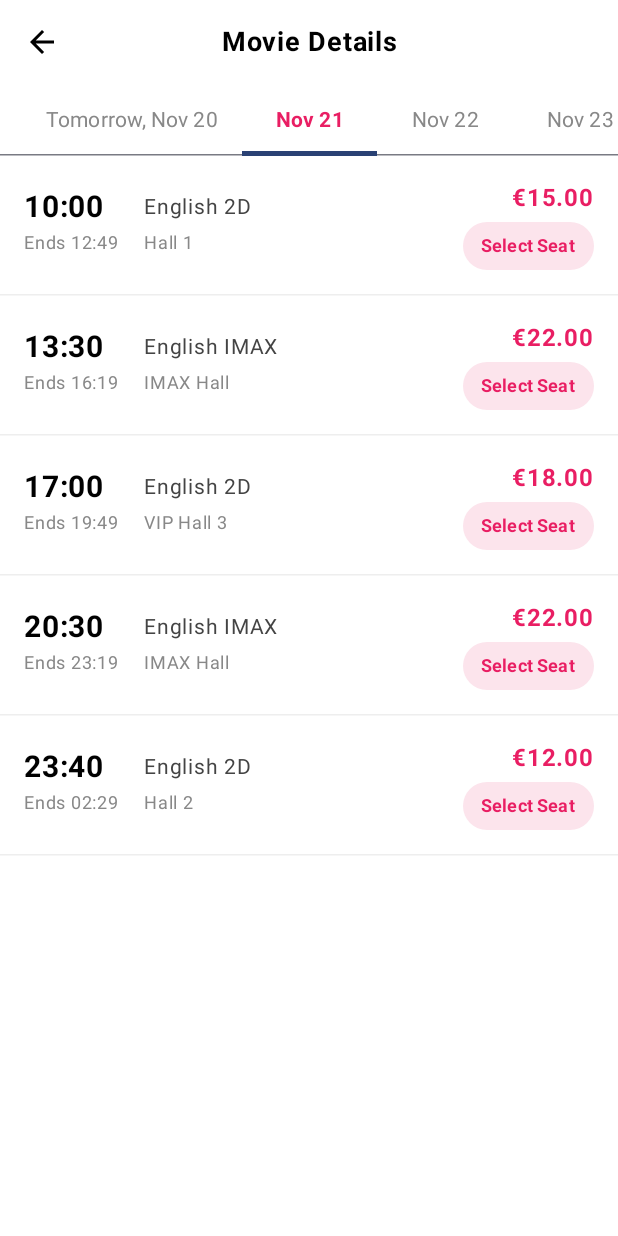
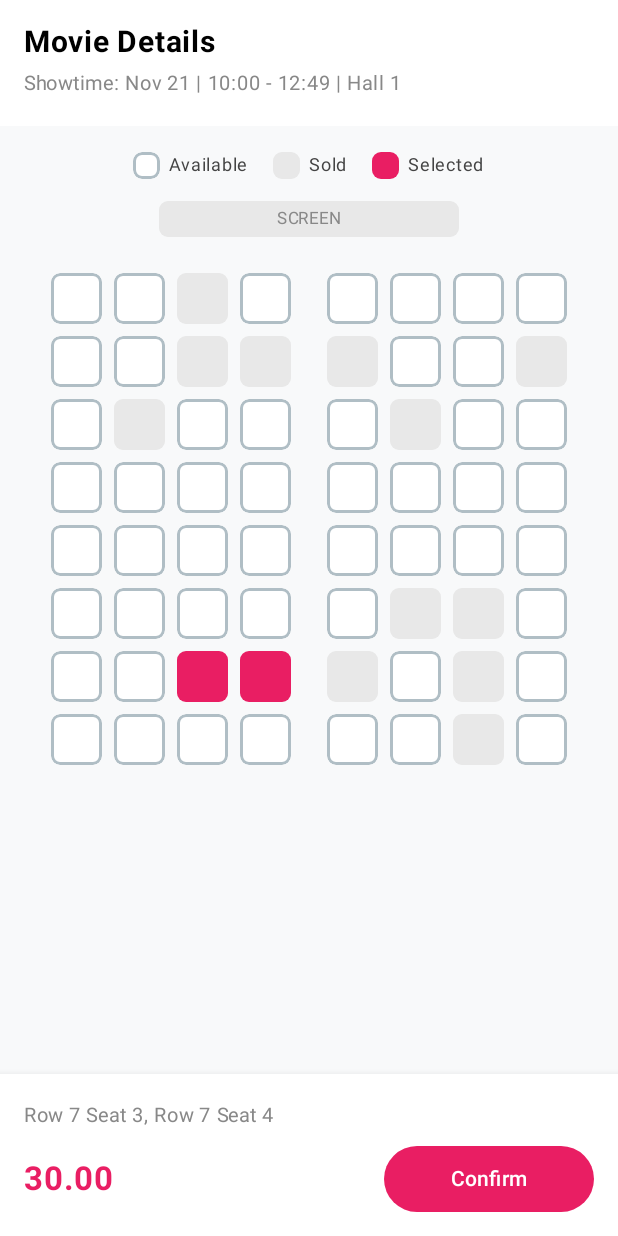
Before and after one commit to DerrickLongkai/CineMaster-Android, an Android app built with Jetpack Compose: the ShowTimeActivity screen opened directly, with no data from a screen before it, after a tap on "Select Seat", on a phone screen of 412 x 824 dp. Run offline under Robolectric (Android 15) with nearby library versions, the phone set to English and light mode, and no system bars.

Commit message:
developed seat selection activity template

```diff
--- a/app/build.gradle.kts
+++ b/app/build.gradle.kts
@@ -55,6 +55,7 @@ dependencies {
     implementation(libs.androidx.compose.ui.tooling.preview)
     implementation(libs.androidx.compose.material3)
     implementation(libs.play.services.location)
+    implementation(libs.androidx.material3)
 
 
     testImplementation(libs.junit)
--- /dev/null
+++ b/app/src/main/java/com/longkai/cinemaster/SeatSelectionActivity.kt
@@ -0,0 +1,239 @@
+package com.longkai.cinemaster
+
+import android.os.Bundle
+import androidx.activity.ComponentActivity
+import androidx.activity.compose.setContent
+import androidx.activity.enableEdgeToEdge
+import androidx.compose.foundation.background
+import androidx.compose.foundation.border
+import androidx.compose.foundation.layout.Arrangement
+import androidx.compose.foundation.layout.Box
+import androidx.compose.foundation.layout.Column
+import androidx.compose.foundation.layout.Row
+import androidx.compose.foundation.layout.Spacer
+import androidx.compose.foundation.layout.fillMaxSize
+import androidx.compose.foundation.layout.fillMaxWidth
+import androidx.compose.foundation.layout.height
+import androidx.compose.foundation.layout.padding
+import androidx.compose.foundation.layout.size
+import androidx.compose.foundation.layout.width
+import androidx.compose.foundation.rememberScrollState
+import androidx.compose.foundation.shape.RoundedCornerShape
+import androidx.compose.foundation.verticalScroll
+import androidx.compose.material3.Button
+import androidx.compose.material3.ButtonDefaults
+import androidx.compose.material3.MaterialTheme
+import androidx.compose.material3.Scaffold
+import androidx.compose.material3.Surface
+import androidx.compose.material3.Text
+import androidx.compose.runtime.Composable
+import androidx.compose.ui.Alignment
+import androidx.compose.ui.Modifier
+import androidx.compose.ui.draw.clip
+import androidx.compose.ui.graphics.Color
+import androidx.compose.ui.text.font.FontWeight
+import androidx.compose.ui.tooling.preview.Preview
+import androidx.compose.ui.unit.dp
+import androidx.compose.ui.unit.sp
+import com.longkai.cinemaster.ui.theme.CineMasterTheme
+
+class SeatSelectionActivity : ComponentActivity() {
+    override fun onCreate(savedInstanceState: Bundle?) {
+        super.onCreate(savedInstanceState)
+
+        // get movie data from showtimeActivity
+        val movieTitle = intent.getStringExtra("MOVIE_TITLE") ?: ""
+        val showDate = intent.getStringExtra("SHOW_DATE") ?: ""
+        val showtime = intent.getStringExtra("SHOW_TIME") ?: ""
+        val ticketPrice = intent.getDoubleExtra("TICKET_PRICE", 0.0)
+        val hallName = intent.getStringExtra("HALL_NAME") ?: ""
+        setContent {
+            CineMasterTheme {
+
+                SeatSelection(
+                    movieTitle = movieTitle,
+                    showtime =  "Showtime: $showDate | ${showtime} | ${hallName}",
+                    ticketPrice = ticketPrice
+                )
+            }
+        }
+    }
+}
+
+// seat status enum: available, sold, selected
+enum class SeatStatus{AVAILABLE, SOLD, SELECTED}
+
+// seat selection display function
+@Composable
+fun SeatSelection(
+    movieTitle: String,
+    showtime: String,
+    ticketPrice: Double
+){
+
+    val pinkColor = Color(0xFFE91E63)
+    val bgColor = Color(0xFFF8F9FA)
+    // temporary seat place holder
+    val soldSeats = setOf("1-3", "2-3", "2-4", "2-5", "2-8", "3-2", "3-6", "6-6", "6-7", "7-5", "7-7", "8-7")
+    val selectedSeats = setOf("7-3", "7-4")
+
+    Column(
+        modifier = Modifier
+            .fillMaxSize()
+            .background(bgColor)
+    ) {
+
+        // 1: Top movie information
+        Column(
+            modifier = Modifier
+                .fillMaxWidth()
+                .background(Color.White)
+                .padding(16.dp)
+        ) {
+            Text(
+                text = movieTitle,
+                fontSize = 20.sp,
+                fontWeight = FontWeight.Bold,
+                color = Color.Black
+            )
+            Spacer(modifier = Modifier.height(4.dp))
+            Text(
+                text = showtime,
+                fontSize = 13.sp,
+                color = Color.Gray
+            )
+        }
+
+        // 2. Status instruction(Available / Sold / Selected)
+        Row(
+            modifier = Modifier
+                .fillMaxWidth()
+                .padding(top = 14.dp),
+            horizontalArrangement = Arrangement.Center,
+            verticalAlignment = Alignment.CenterVertically
+        ) {
+            LegendItem(status = SeatStatus.AVAILABLE, label = "Available")
+            Spacer(modifier = Modifier.width(16.dp))
+            LegendItem(status = SeatStatus.SOLD, label = "Sold")
+            Spacer(modifier = Modifier.width(16.dp))
+            LegendItem(status = SeatStatus.SELECTED, label = "Selected")
+        }
+
+
+        // 3. screen bar
+        Box(
+            modifier = Modifier
+                .padding(top = 12.dp, bottom = 20.dp)
+                .width(200.dp)
+                .height(24.dp)
+                .align(Alignment.CenterHorizontally)
+                .clip(RoundedCornerShape(6.dp))
+                .background(Color(0xFFE8E8E8)),
+            contentAlignment = Alignment.Center
+        ) {
+            Text(text = "SCREEN", fontSize = 11.sp, color = Color.Gray)
+        }
+
+        // 4. 8x8 seat area
+        Column(
+            modifier = Modifier
+                .weight(1f)
+                .fillMaxWidth()
+                .verticalScroll(rememberScrollState()),
+            horizontalAlignment = Alignment.CenterHorizontally
+        ) {
+            for (row in 1..8) {
+                Row(
+                    modifier = Modifier.padding(vertical = 4.dp),
+                    horizontalArrangement = Arrangement.Center
+                ) {
+                    for (col in 1..8) {
+                        // 第 4 列和第 5 列之间加过道
+                        if (col == 5) {
+                            Spacer(modifier = Modifier.width(24.dp))
+                        }
+
+                        val key = "$row-$col"
+                        val status = when {
+                            soldSeats.contains(key) -> SeatStatus.SOLD
+                            selectedSeats.contains(key) -> SeatStatus.SELECTED
+                            else -> SeatStatus.AVAILABLE
+                        }
+
+                        SeatBox(status = status)
+                        if (col != 4 && col != 8) {
+                            Spacer(modifier = Modifier.width(8.dp))
+                        }
+                    }
+                }
+            }
+        }
+
+        // 5. bottom information
+        Surface(
+            modifier = Modifier.fillMaxWidth(),
+            color = Color.White,
+            shadowElevation = 8.dp
+        ) {
+            Column(modifier = Modifier.padding(16.dp)) {
+                Text(
+                    text = "Row 7 Seat 3, Row 7 Seat 4",
+                    fontSize = 13.sp,
+                    color = Color.Gray
+                )
+                Spacer(modifier = Modifier.height(8.dp))
+                Row(
+                    modifier = Modifier.fillMaxWidth(),
+                    verticalAlignment = Alignment.CenterVertically,
+                    horizontalArrangement = Arrangement.SpaceBetween
+                ) {
+                    Text(
+                        text = "30.00",
+                        fontSize = 22.sp,
+                        fontWeight = FontWeight.Bold,
+                        color = pinkColor
+                    )
+                    Button(
+                        onClick = { /*  */ },
+                        colors = ButtonDefaults.buttonColors(containerColor = pinkColor),
+                        shape = RoundedCornerShape(24.dp),
+                        modifier = Modifier
+                            .width(140.dp)
+                            .height(44.dp)
+                    ) {
+                        Text(text = "Confirm", color = Color.White)
+                    }
+                }
+            }
+        }
+    }
+}
+
+@Composable
+fun LegendItem(status: SeatStatus, label: String) {
+    Row(verticalAlignment = Alignment.CenterVertically) {
+        SeatBox(status = status, sizeDp = 18)
+        Spacer(modifier = Modifier.width(6.dp))
+        Text(text = label, fontSize = 12.sp, color = Color.DarkGray)
+    }
+}
+@Composable
+fun SeatBox(status: SeatStatus, sizeDp: Int = 34) {
+    val shape = RoundedCornerShape(6.dp)
+    val modifier = when (status) {
+        SeatStatus.AVAILABLE -> Modifier
+            .size(sizeDp.dp)
+            .clip(shape)
+            .background(Color.White)
+            .border(1.5.dp, Color(0xFFB0BEC5), shape)
+        SeatStatus.SOLD -> Modifier
+            .size(sizeDp.dp)
+            .clip(shape)
+            .background(Color(0xFFE8E8E8))
+        SeatStatus.SELECTED -> Modifier
+            .size(sizeDp.dp)
+            .clip(shape)
+            .background(Color(0xFFE91E63))
+    }
+    Box(modifier = modifier)
+}
--- a/app/src/main/java/com/longkai/cinemaster/ShowTimeActivity.kt
+++ b/app/src/main/java/com/longkai/cinemaster/ShowTimeActivity.kt
@@ -1,5 +1,6 @@
 package com.longkai.cinemaster
 
+import android.content.Intent
 import android.os.Bundle
 import androidx.activity.ComponentActivity
 import androidx.activity.compose.LocalActivity
@@ -35,6 +36,7 @@ import androidx.compose.runtime.setValue
 import androidx.compose.ui.Alignment
 import androidx.compose.ui.Modifier
 import androidx.compose.ui.graphics.Color
+import androidx.compose.ui.platform.LocalContext
 import androidx.compose.ui.text.font.FontWeight
 import androidx.compose.ui.text.style.TextAlign
 import androidx.compose.ui.unit.dp
@@ -43,7 +45,6 @@ import com.longkai.cinemaster.ui.theme.CineMasterTheme
 import java.text.SimpleDateFormat
 import java.util.Calendar
 import java.util.Locale
-
 
 class ShowTimeActivity : ComponentActivity() {
     override fun onCreate(savedInstanceState: Bundle?) {
@@ -58,6 +59,7 @@ class ShowTimeActivity : ComponentActivity() {
         }
     }
 }
+
 // object-oriented structure for showtime
 data class Showtime(
     val time: String,
@@ -69,59 +71,9 @@ data class Showtime(
 
 // show time screen
 @Composable
-fun ShowtimeScreen(movieTitle: String){
-    Column(
-        modifier = Modifier
-            .fillMaxSize()
-            .background(Color.White)
-    ){
-        // break down contents in the showtime activity
-        TopBar(movieTitle)
-        DateTabs()
-        ShowtimeList()
-    }
-}
-
-// top bar: return button, a movie name from last activity
-@Composable
-fun TopBar(movieTitle: String){
-
-    val activity = LocalActivity.current
-
-    Row(
-        modifier = Modifier
-            .fillMaxWidth()
-            .padding(16.dp),
-        verticalAlignment = Alignment.CenterVertically
-    ){
-        // left return icon
-        Icon(
-            imageVector = Icons.Filled.ArrowBack,
-            contentDescription = "Back",
-            modifier = Modifier.clickable{ activity?.finish()}
-        )
-
-        // movie name
-        Text(
-            text = movieTitle,
-            fontWeight = FontWeight.Bold,
-            fontSize = 18.sp,
-            modifier = Modifier.weight(1f),
-            textAlign = TextAlign.Center
-        )
-
-        // right space placeholder
-        Spacer(modifier = Modifier.width(24.dp))
-    }
-}
-
-// Date tabs
-@Composable
-fun DateTabs(){
-    // current selected date
+fun ShowtimeScreen(movieTitle: String) {
+    // put the date list and the currently selected item here for easy passing to ShowtimeList
     var selectedDateIndex by remember { mutableStateOf(0) }
-
-    // list next four days date
     val dates = remember {
         val calendar = Calendar.getInstance()
         val formatter = SimpleDateFormat("MMM d", Locale.ENGLISH)
@@ -136,6 +88,60 @@ fun DateTabs(){
         }
     }
 
+    Column(
+        modifier = Modifier
+            .fillMaxSize()
+            .background(Color.White)
+    ) {
+        TopBar(movieTitle)
+        DateTabs(
+            dates = dates,
+            selectedDateIndex = selectedDateIndex,
+            onDateSelected = { selectedDateIndex = it }
+        )
+        ShowtimeList(
+            movieTitle = movieTitle,
+            selectedDate = dates[selectedDateIndex]
+        )
+    }
+}
+
+// top bar: return button, a movie name from last activity
+@Composable
+fun TopBar(movieTitle: String) {
+    val activity = LocalActivity.current
+
+    Row(
+        modifier = Modifier
+            .fillMaxWidth()
+            .padding(16.dp),
+        verticalAlignment = Alignment.CenterVertically
+    ) {
+        Icon(
+            imageVector = Icons.Filled.ArrowBack,
+            contentDescription = "Back",
+            modifier = Modifier.clickable { activity?.finish() }
+        )
+
+        Text(
+            text = movieTitle,
+            fontWeight = FontWeight.Bold,
+            fontSize = 18.sp,
+            modifier = Modifier.weight(1f),
+            textAlign = TextAlign.Center
+        )
+
+        Spacer(modifier = Modifier.width(24.dp))
+    }
+}
+
+// Date tabs
+@Composable
+fun DateTabs(
+    dates: List<String>,
+    selectedDateIndex: Int,
+    onDateSelected: (Int) -> Unit
+) {
     ScrollableTabRow(
         selectedTabIndex = selectedDateIndex,
         containerColor = Color.White,
@@ -145,7 +151,7 @@ fun DateTabs(){
         dates.forEachIndexed { index, dateText ->
             Tab(
                 selected = selectedDateIndex == index,
-                onClick = { selectedDateIndex = index },
+                onClick = { onDateSelected(index) },
                 text = {
                     Text(
                         text = dateText,
@@ -158,11 +164,9 @@ fun DateTabs(){
     }
 }
 
-// 6. ShowtimeList
+// ShowtimeList
 @Composable
-fun ShowtimeList() {
-
-    // list all the showtime
+fun ShowtimeList(movieTitle: String, selectedDate: String) {
     val showtime = listOf(
         Showtime("10:00", "Ends 12:49", "English 2D", "Hall 1", "€15.00"),
         Showtime("13:30", "Ends 16:19", "English IMAX", "IMAX Hall", "€22.00"),
@@ -173,14 +177,24 @@ fun ShowtimeList() {
 
     LazyColumn(modifier = Modifier.fillMaxSize()) {
         items(showtime) { showtime ->
-            ShowtimeItem(showtime)
+            ShowtimeItem(
+                showtime = showtime,
+                movieTitle = movieTitle,
+                selectedDate = selectedDate
+            )
         }
     }
 }
 
-// 7. ShowtimeItem: showtime content
+// ShowtimeItem: showtime content
 @Composable
-fun ShowtimeItem(showtime: Showtime) {
+fun ShowtimeItem(
+    showtime: Showtime,
+    movieTitle: String,
+    selectedDate: String
+) {
+    val context = LocalContext.current
+
     Column {
         Row(
             modifier = Modifier
@@ -209,8 +223,23 @@ fun ShowtimeItem(showtime: Showtime) {
                     fontSize = 16.sp
                 )
                 Spacer(modifier = Modifier.height(4.dp))
+
                 Button(
-                    onClick = { /* */ },
+                    onClick = {
+                        // remove "Ends " become "10:00 - 12:49"
+                        val cleanEndTime = showtime.endTime.removePrefix("Ends ")
+                        // convert "€" String to a double value
+                        val numericPrice = showtime.price.removePrefix("€").toDoubleOrNull() ?: 0.0
+
+                        val intent = Intent(context, SeatSelectionActivity::class.java).apply {
+                            putExtra("MOVIE_TITLE", movieTitle)
+                            putExtra("SHOW_DATE", selectedDate)
+                            putExtra("SHOW_TIME", "${showtime.time} - $cleanEndTime")
+                            putExtra("HALL_NAME", showtime.hall)
+                            putExtra("TICKET_PRICE", numericPrice)
+                        }
+                        context.startActivity(intent)
+                    },
                     colors = ButtonDefaults.buttonColors(
                         containerColor = Color(0xFFFCE4EC),
                         contentColor = Color(0xFFE91E63)
--- a/app/src/main/res/values/strings.xml
+++ b/app/src/main/res/values/strings.xml
@@ -2,4 +2,5 @@
     <string name="app_name">CineMaster</string>
     <string name="title_activity_movie_list">MovieListActivity</string>
     <string name="title_activity_show_time">ShowTimeActivity</string>
+    <string name="title_activity_seat_selection">SeatSelectionActivity</string>
 </resources>
--- a/gradle/libs.versions.toml
+++ b/gradle/libs.versions.toml
@@ -13,6 +13,7 @@ material = "1.13.0"
 activity = "1.13.0"
 constraintlayout = "2.2.1"
 playServicesLocation = "21.4.0"
+material3 = "1.4.0"
 
 
 [libraries]
@@ -35,6 +36,7 @@ material = { group = "com.google.android.material", name = "material", version.r
 androidx-activity = { group = "androidx.activity", name = "activity", version.ref = "activity" }
 androidx-constraintlayout = { group = "androidx.constraintlayout", name = "constraintlayout", version.ref = "constraintlayout" }
 play-services-location = { group = "com.google.android.gms", name = "play-services-location", version.ref = "playServicesLocation" }
+androidx-material3 = { group = "androidx.compose.material3", name = "material3", version.ref = "material3" }
 
 
 [plugins]
```
Also changed, not shown: app/src/main/AndroidManifest.xml (+6 -2 lines).
